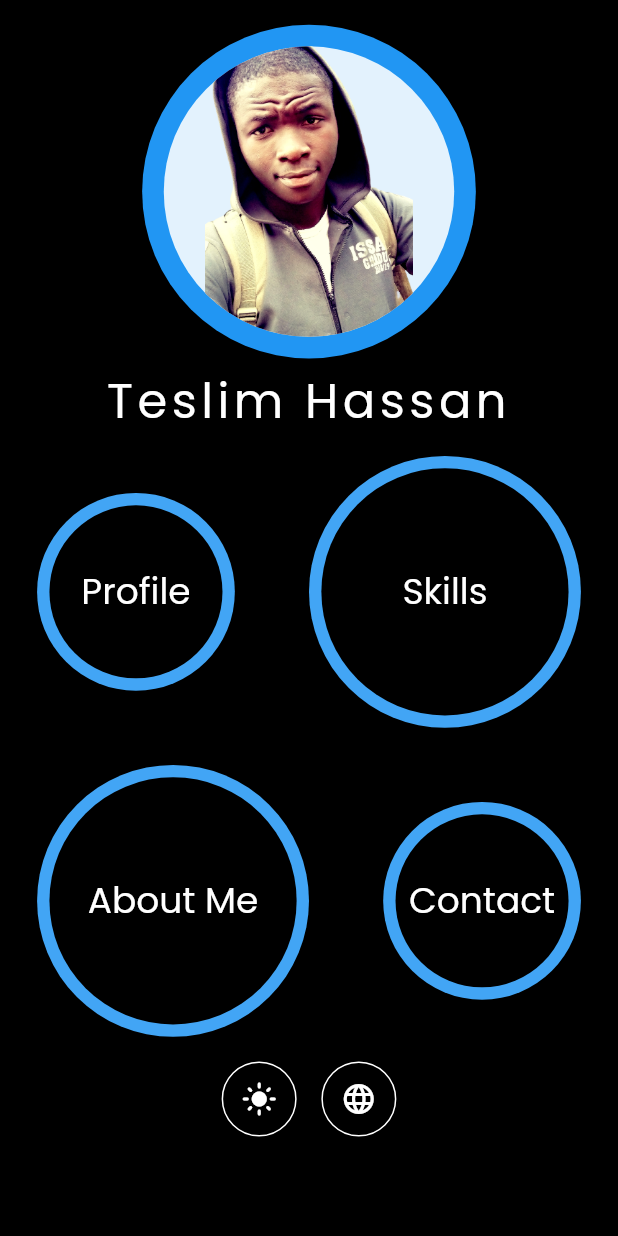
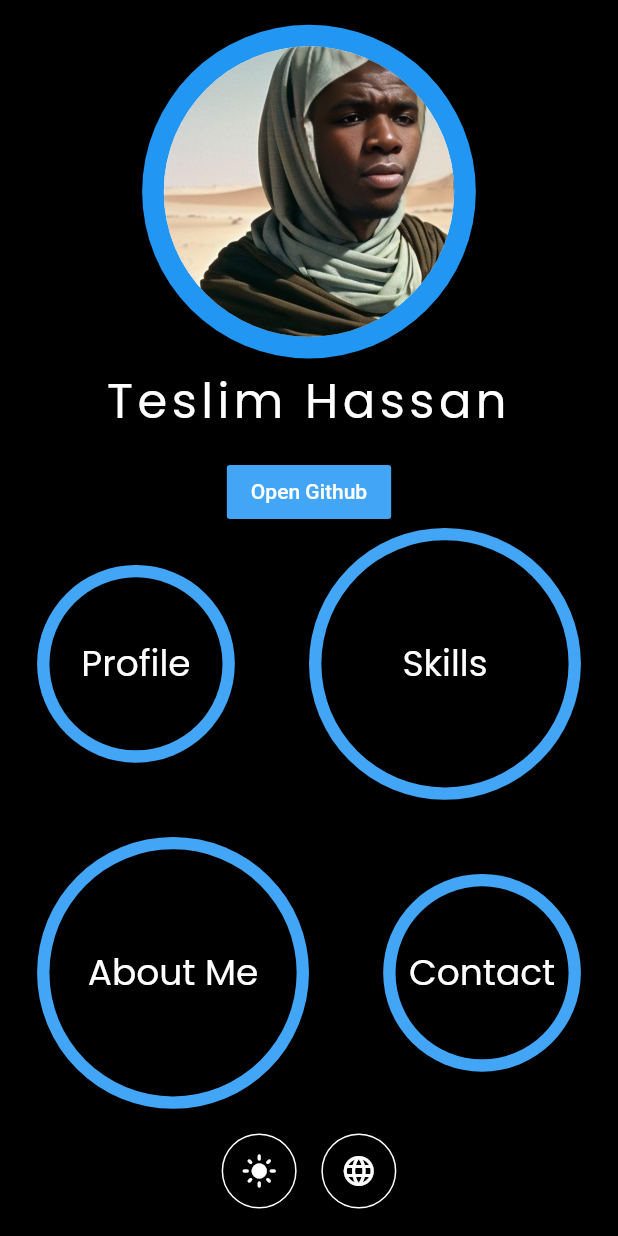
Before and after one commit to HassanTeslim007/Portfolio, a Flutter app: the Profile screen opened directly, after a tap on the "arrow back ios new" icon, on a phone screen of 412 x 824 dp. Run offline on Flutter 3.47's test engine with Material 2 defaults, Android fonts, the phone set to English and light mode, and no system bars; our stand-ins replace google_fonts, percent_indicator, shared_preferences, webview_flutter; missing offline and left inert: flutter_animated_dialog, scroll_loop_auto_scroll; accounts and stored records are empty; generated files the repository leaves out were written again.

```diff
--- a/lib/features/portfolio/presentation/view/about/about.dart
+++ b/lib/features/portfolio/presentation/view/about/about.dart
@@ -25,7 +25,7 @@ class About extends StatelessWidget {
                       child: const Icon(Icons.arrow_back_ios_new_outlined)),
                   Text(
                     translation(context).aboutMeHeading,
-                    style: Theme.of(context).textTheme.headline2,
+                    style: Theme.of(context).textTheme.displayMedium,
                   ),
                   const SizedBox()
                 ],
--- a/lib/features/portfolio/presentation/view/profile/profile.dart
+++ b/lib/features/portfolio/presentation/view/profile/profile.dart
@@ -30,7 +30,7 @@ class Profile extends StatelessWidget {
               Center(
                 child: Text(
                   translation(context).myProfile,
-                  style: Theme.of(context).textTheme.headline2,
+                  style: Theme.of(context).textTheme.displayMedium,
                 ),
               ),
               SizedBox(
@@ -48,7 +48,7 @@ class Profile extends StatelessWidget {
               ),
               Text(
                 translation(context).experience,
-                style: Theme.of(context).textTheme.headline2,
+                style: Theme.of(context).textTheme.displayMedium,
               ),
               SizedBox(
                 height: SizeConfig.fromHeight(context, 2),
@@ -66,7 +66,7 @@ class Profile extends StatelessWidget {
               ),
               Text(
                 translation(context).projects,
-                style: Theme.of(context).textTheme.headline2,
+                style: Theme.of(context).textTheme.displayMedium,
               ),
               SizedBox(
                 height: SizeConfig.fromHeight(context, 2),
@@ -81,7 +81,7 @@ class Profile extends StatelessWidget {
               ),
               Text(
                 translation(context).education,
-                style: Theme.of(context).textTheme.headline2,
+                style: Theme.of(context).textTheme.displayMedium,
               ),
               SizedBox(
                 height: SizeConfig.fromHeight(context, 2),
@@ -99,7 +99,7 @@ class Profile extends StatelessWidget {
               ),
               Text(
                 translation(context).certificateAndAwards,
-                style: Theme.of(context).textTheme.headline2,
+                style: Theme.of(context).textTheme.displayMedium,
               ),
               SizedBox(
                 height: SizeConfig.fromHeight(context, 2),
@@ -121,7 +121,7 @@ class Profile extends StatelessWidget {
               ),
               Text(
                 translation(context).intrestAndHobbies,
-                style: Theme.of(context).textTheme.headline2,
+                style: Theme.of(context).textTheme.displayMedium,
               ),
               SizedBox(
                 height: SizeConfig.fromHeight(context, 2),
--- a/lib/features/portfolio/presentation/widgets/dialogs/skills.dart
+++ b/lib/features/portfolio/presentation/widgets/dialogs/skills.dart
@@ -163,9 +163,9 @@ _buildSkillChild(context) {
                   color: Colors.black,
                   fontSize: SizeConfig.fontSize(context, 5)),
             ),
-            Row(
+            const Row(
               mainAxisAlignment: MainAxisAlignment.spaceBetween,
-              children: const [
+              children: [
                 Text('Stacked'),
                 Text('Vanilla'),
                 Text('Provider'),
--- a/lib/features/portfolio/presentation/widgets/profile_avatar.dart
+++ b/lib/features/portfolio/presentation/widgets/profile_avatar.dart
@@ -16,8 +16,10 @@ class ProfileAvatar extends StatelessWidget {
           color: Colors.blue[50],
           shape: BoxShape.circle,
           image: const DecorationImage(
-            image: AssetImage('assets/avatar3.png'),
-          ),
+              image: AssetImage(
+                'assets/profile-image.jpg',
+              ),
+              fit: BoxFit.cover),
         ),
       ),
     );
```
Also changed, not shown: lib/features/portfolio/presentation/view/home/landscape/home.dart (+37 -0 lines), lib/features/portfolio/presentation/view/home/portrait/home.dart (+37 -0 lines), lib/features/portfolio/presentation/widgets/github_webview.dart (added, +23 -0 lines), pubspec.yaml (+4 -3 lines), assets/profile-image.jpg (added), pubspec.lock, 3 other files.
